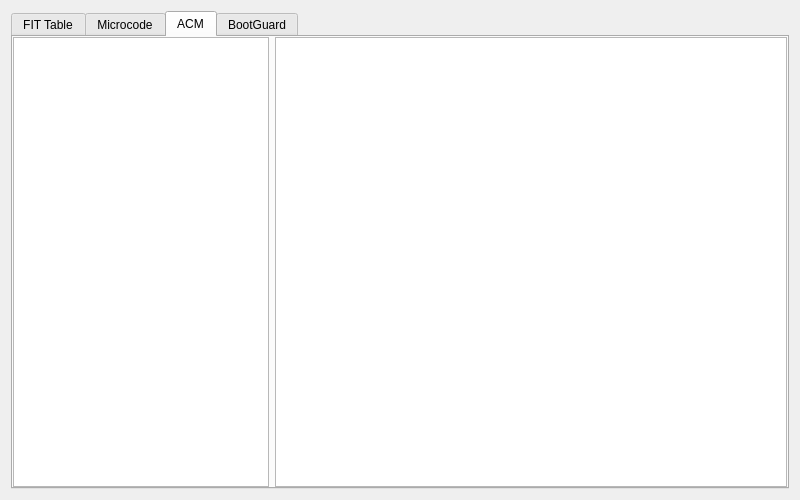
Qt form InfoWindow.ui (stephan-zhuchen/BIOS-Viewer) before a commit.
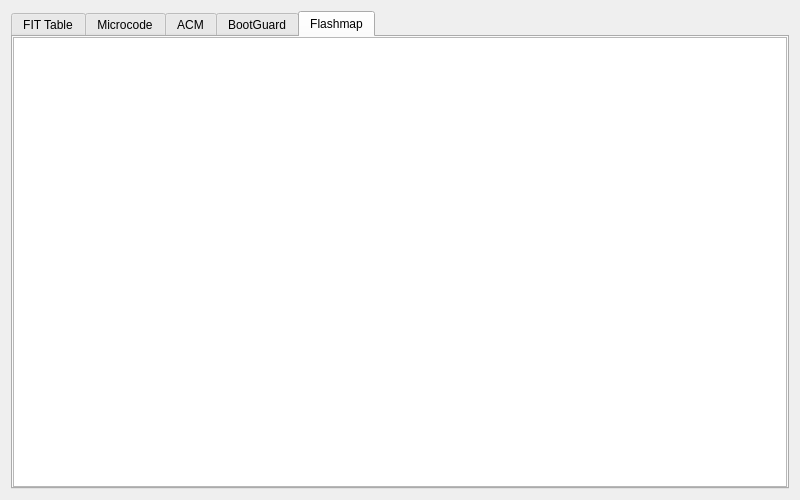
The same form after that commit.

Commit message: BIOS Viewer 0.14 1. add CSME info 2. add ISH PDT FMP info;

```diff
--- a/InfoWindow.ui
+++ b/InfoWindow.ui
@@ -29,7 +29,7 @@
       <enum>QTabWidget::Rounded</enum>
      </property>
      <property name="currentIndex">
-      <number>2</number>
+      <number>4</number>
      </property>
      <widget class="QWidget" name="FitTab">
       <attribute name="title">
@@ -225,6 +225,31 @@
        </item>
       </layout>
      </widget>
+     <widget class="QWidget" name="FlashmapTab">
+      <attribute name="title">
+       <string>Flashmap</string>
+      </attribute>
+      <layout class="QVBoxLayout" name="verticalLayout">
+       <property name="spacing">
+        <number>0</number>
+       </property>
+       <property name="leftMargin">
+        <number>0</number>
+       </property>
+       <property name="topMargin">
+        <number>0</number>
+       </property>
+       <property name="rightMargin">
+        <number>0</number>
+       </property>
+       <property name="bottomMargin">
+        <number>0</number>
+       </property>
+       <item>
+        <widget class="QTextBrowser" name="flashmapText"/>
+       </item>
+      </layout>
+     </widget>
     </widget>
    </item>
   </layout>
```
The commit also changes 11 other files.
